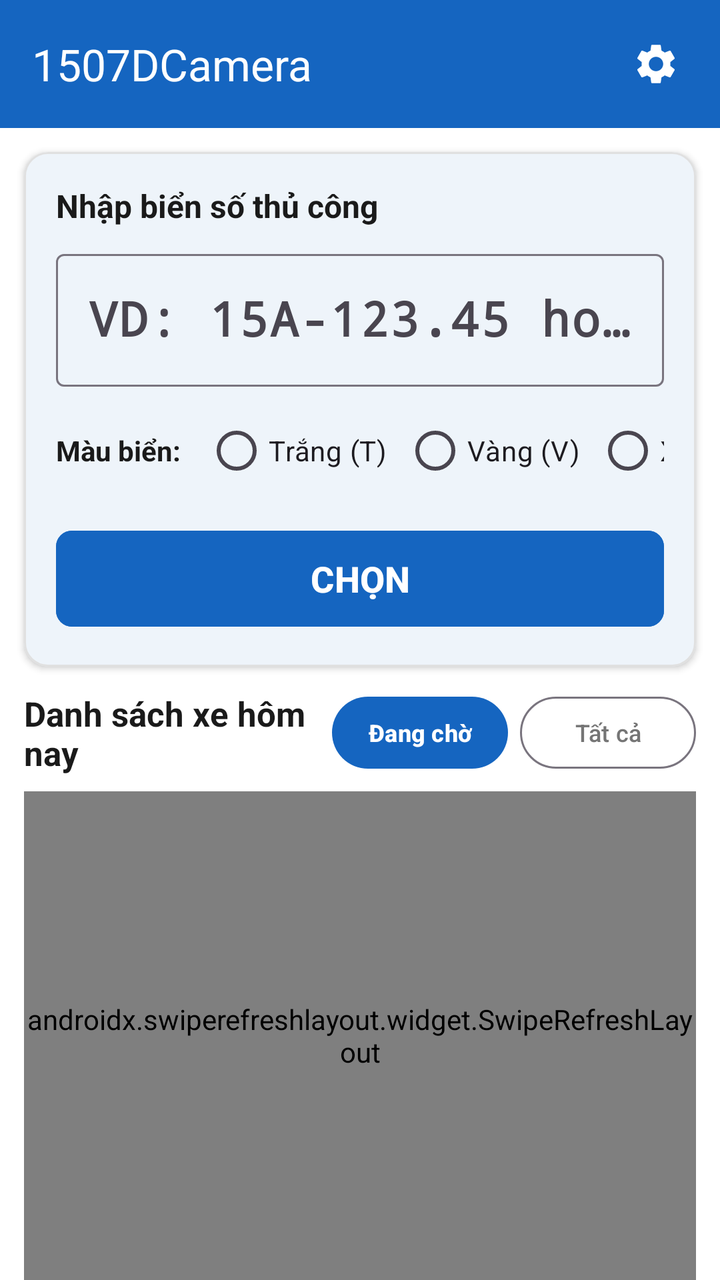
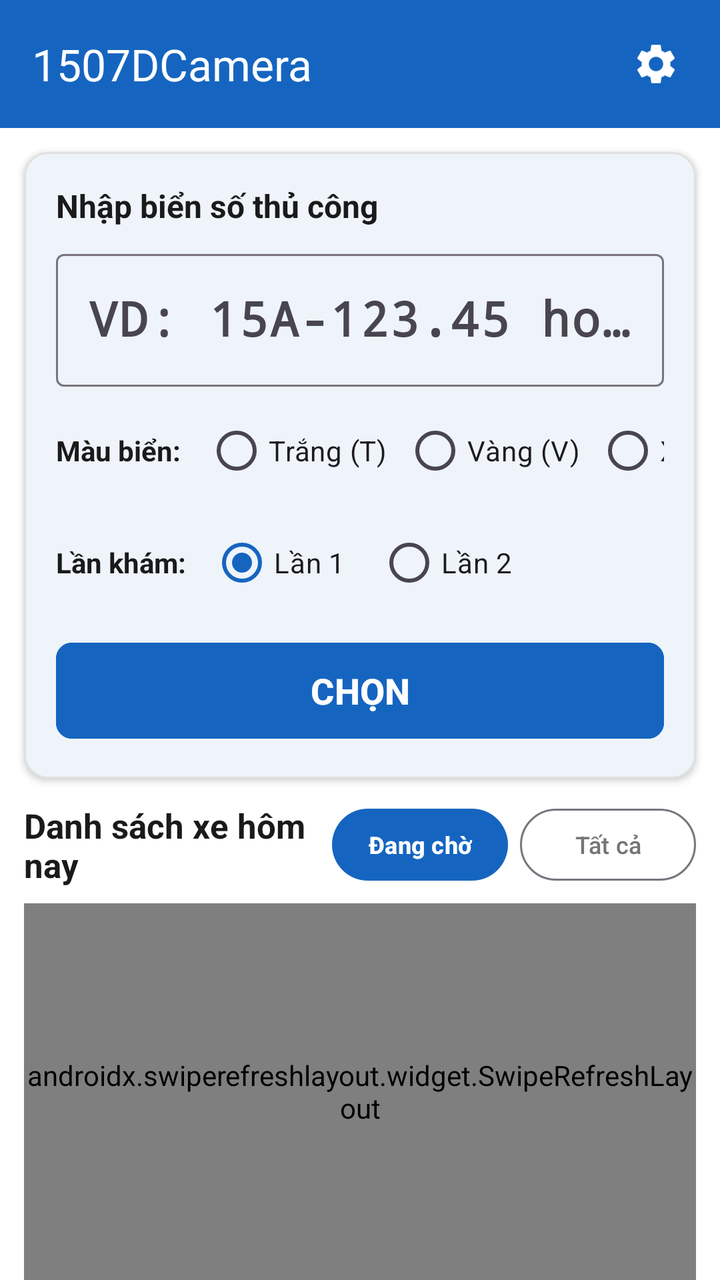

An Android layout rendered at two revisions. The XML below is the earlier revision; the diff shows what the commit changed to produce the second picture.
<!-- AndroidManifest.xml: application theme Theme.InspectionCamera -->
<!-- res/layout/activity_main.xml -->
<?xml version="1.0" encoding="utf-8"?>
<LinearLayout xmlns:android="http://schemas.android.com/apk/res/android"
    xmlns:app="http://schemas.android.com/apk/res-auto"
    android:layout_width="match_parent"
    android:layout_height="match_parent"
    android:orientation="vertical"
    android:background="@color/background">

    
    <com.google.android.material.appbar.MaterialToolbar
        android:id="@+id/toolbar"
        android:layout_width="match_parent"
        android:layout_height="wrap_content"
        android:background="@color/primary"
        app:title="@string/app_name"
        app:titleTextColor="@color/text_white">

        <ImageButton
            android:id="@+id/btn_settings"
            android:layout_width="48dp"
            android:layout_height="48dp"
            android:layout_gravity="end"
            android:layout_marginEnd="8dp"
            android:background="?attr/selectableItemBackgroundBorderless"
            android:contentDescription="@string/title_settings"
            android:src="@drawable/ic_settings"
            app:tint="@color/text_white" />

    </com.google.android.material.appbar.MaterialToolbar>

    
    <TextView
        android:id="@+id/tv_pending_banner"
        android:layout_width="match_parent"
        android:layout_height="wrap_content"
        android:background="@color/pending_bg"
        android:padding="12dp"
        android:textColor="@color/pending_text"
        android:textSize="14sp"
        android:textStyle="bold"
        android:gravity="center"
        android:visibility="gone" />

    
    <com.google.android.material.card.MaterialCardView
        android:layout_width="match_parent"
        android:layout_height="wrap_content"
        android:layout_margin="12dp"
        app:cardCornerRadius="12dp"
        app:cardElevation="2dp"
        app:strokeWidth="1dp"
        app:strokeColor="@color/divider">

        <LinearLayout
            android:layout_width="match_parent"
            android:layout_height="wrap_content"
            android:orientation="vertical"
            android:padding="16dp">

            <TextView
                android:layout_width="wrap_content"
                android:layout_height="wrap_content"
                android:text="@string/section_manual_plate"
                android:textColor="@color/text_primary"
                android:textSize="16sp"
                android:textStyle="bold" />

            
            <com.google.android.material.textfield.TextInputLayout
                android:id="@+id/til_plate"
                android:layout_width="match_parent"
                android:layout_height="wrap_content"
                android:layout_marginTop="8dp"
                android:hint="@string/hint_plate"
                style="@style/Widget.Material3.TextInputLayout.OutlinedBox">

                <com.google.android.material.textfield.TextInputEditText
                    android:id="@+id/et_plate"
                    android:layout_width="match_parent"
                    android:layout_height="wrap_content"
                    android:fontFamily="monospace"
                    android:textSize="24sp"
                    android:textStyle="bold"
                    android:textColor="@color/text_primary"
                    android:textAllCaps="true"
                    android:maxLines="1"
                    android:inputType="textCapCharacters" />

            </com.google.android.material.textfield.TextInputLayout>

            
            <LinearLayout
                android:layout_width="match_parent"
                android:layout_height="wrap_content"
                android:orientation="horizontal"
                android:gravity="center_vertical"
                android:layout_marginTop="8dp">

                <TextView
                    android:layout_width="wrap_content"
                    android:layout_height="wrap_content"
                    android:text="@string/plate_color_label"
                    android:textColor="@color/text_primary"
                    android:textSize="14sp"
                    android:textStyle="bold"
                    android:layout_marginEnd="12dp" />

                <HorizontalScrollView
                    android:layout_width="0dp"
                    android:layout_height="wrap_content"
                    android:layout_weight="1"
                    android:scrollbars="none">

                    <RadioGroup
                        android:id="@+id/rg_plate_color"
                        android:layout_width="wrap_content"
                        android:layout_height="wrap_content"
                        android:orientation="horizontal">

                        <RadioButton
                            android:id="@+id/rb_color_white"
                            android:layout_width="wrap_content"
                            android:layout_height="wrap_content"
                            android:text="@string/plate_white"
                            android:textSize="14sp" />

                        <RadioButton
                            android:id="@+id/rb_color_yellow"
                            android:layout_width="wrap_content"
                            android:layout_height="wrap_content"
                            android:text="@string/plate_yellow"
                            android:layout_marginStart="8dp"
                            android:textSize="14sp" />

                        <RadioButton
                            android:id="@+id/rb_color_blue"
                            android:layout_width="wrap_content"
                            android:layout_height="wrap_content"
                            android:text="@string/plate_blue"
                            android:layout_marginStart="8dp"
                            android:textSize="14sp" />

                        <RadioButton
                            android:id="@+id/rb_color_none"
                            android:layout_width="wrap_content"
                            android:layout_height="wrap_content"
                            android:text="@string/plate_none"
                            android:layout_marginStart="8dp"
                            android:textSize="14sp" />

                    </RadioGroup>

                </HorizontalScrollView>

            </LinearLayout>

            
            <com.google.android.material.button.MaterialButton
                android:id="@+id/btn_select_manual"
                android:layout_width="match_parent"
                android:layout_height="wrap_content"
                android:minHeight="56dp"
                android:layout_marginTop="12dp"
                android:text="@string/btn_select"
                android:textSize="18sp"
                android:textStyle="bold"
                android:backgroundTint="@color/primary"
                android:textColor="@color/text_white"
                app:cornerRadius="8dp" />

        </LinearLayout>

    </com.google.android.material.card.MaterialCardView>

    
    <LinearLayout
        android:id="@+id/layout_vehicle_list_container"
        android:layout_width="match_parent"
        android:layout_height="0dp"
        android:layout_weight="1"
        android:orientation="vertical"
        android:paddingHorizontal="12dp">

        <LinearLayout
            android:layout_width="match_parent"
            android:layout_height="wrap_content"
            android:gravity="center_vertical"
            android:orientation="horizontal"
            android:layout_marginBottom="8dp">

            <TextView
                android:id="@+id/tv_vehicle_list_title"
                android:layout_width="0dp"
                android:layout_height="wrap_content"
                android:layout_weight="1"
                android:text="@string/section_today_vehicles"
                android:textColor="@color/text_primary"
                android:textSize="17sp"
                android:textStyle="bold" />

            <com.google.android.material.button.MaterialButton
                android:id="@+id/btn_filter_waiting"
                android:layout_width="wrap_content"
                android:layout_height="36dp"
                android:insetTop="0dp"
                android:insetBottom="0dp"
                android:paddingHorizontal="10dp"
                android:text="Đang chờ"
                android:textSize="12sp"
                android:textStyle="bold"
                app:cornerRadius="18dp"
                android:textColor="@color/text_white"
                app:backgroundTint="@color/primary"
                android:layout_marginEnd="6dp" />

            <com.google.android.material.button.MaterialButton
                android:id="@+id/btn_filter_all"
                android:layout_width="wrap_content"
                android:layout_height="36dp"
                android:insetTop="0dp"
                android:insetBottom="0dp"
                android:paddingHorizontal="10dp"
                android:text="Tất cả"
                android:textSize="12sp"
                app:cornerRadius="18dp"
                android:textColor="@color/text_secondary"
                style="@style/Widget.Material3.Button.OutlinedButton" />

        </LinearLayout>

        <FrameLayout
            android:layout_width="match_parent"
            android:layout_height="match_parent">

            <androidx.swiperefreshlayout.widget.SwipeRefreshLayout
                android:id="@+id/swipe_refresh"
                android:layout_width="match_parent"
                android:layout_height="match_parent">

                <androidx.recyclerview.widget.RecyclerView
                    android:id="@+id/rv_vehicles"
                    android:layout_width="match_parent"
                    android:layout_height="match_parent"
                    android:clipToPadding="false"
                    android:paddingBottom="16dp" />

            </androidx.swiperefreshlayout.widget.SwipeRefreshLayout>

            <ProgressBar
                android:id="@+id/pb_loading"
                android:layout_width="wrap_content"
                android:layout_height="wrap_content"
                android:layout_gravity="center"
                android:visibility="gone" />

            <TextView
                android:id="@+id/tv_empty"
                android:layout_width="match_parent"
                android:layout_height="wrap_content"
                android:layout_gravity="center"
                android:gravity="center"
                android:padding="24dp"
                android:text="@string/empty_vehicle_list"
                android:textColor="@color/text_secondary"
                android:textSize="16sp"
                android:visibility="gone" />

        </FrameLayout>

    </LinearLayout>

</LinearLayout>
<!-- resources referenced by this layout -->
<resources>
  <color name="background">#FFFFFF</color>
  <color name="divider">#E0E0E0</color>
  <color name="pending_bg">#FFF3E0</color>
  <color name="pending_text">#E65100</color>
  <color name="primary">#1565C0</color>
  <color name="text_primary">#1A1A1A</color>
  <color name="text_secondary">#757575</color>
  <color name="text_white">#FFFFFF</color>
  <!-- drawable ic_settings (drawable) -->
  <vector xmlns:android="http://schemas.android.com/apk/res/android"
      android:width="24dp"
      android:height="24dp"
      android:viewportWidth="24"
      android:viewportHeight="24">
    <path
        android:fillColor="@color/text_primary"
        android:pathData="M19.14,12.94c0.04,-0.3 0.06,-0.61 0.06,-0.94c0,-0.32 -0.02,-0.64 -0.07,-0.94l2.03,-1.58c0.18,-0.14 0.23,-0.41 0.12,-0.61l-1.92,-3.32c-0.12,-0.22 -0.37,-0.29 -0.59,-0.22l-2.39,0.96c-0.5,-0.38 -1.03,-0.7 -1.62,-0.94L14.4,2.81c-0.04,-0.24 -0.24,-0.41 -0.48,-0.41h-3.84c-0.24,0 -0.43,0.17 -0.47,0.41L9.25,5.35C8.66,5.59 8.12,5.92 7.63,6.29L5.24,5.33c-0.22,-0.08 -0.47,0 -0.59,0.22L2.74,8.87c-0.12,0.21 -0.08,0.47 0.12,0.61l2.03,1.58C4.84,11.36 4.8,11.69 4.8,12s0.02,0.64 0.07,0.94l-2.03,1.58c-0.18,0.14 -0.23,0.41 -0.12,0.61l1.92,3.32c0.12,0.22 0.37,0.29 0.59,0.22l2.39,-0.96c0.5,0.38 1.03,0.7 1.62,0.94l0.36,2.54c0.05,0.24 0.24,0.41 0.48,0.41h3.84c0.24,0 0.44,-0.17 0.47,-0.41l0.36,-2.54c0.59,-0.24 1.13,-0.56 1.62,-0.94l2.39,0.96c0.22,0.08 0.47,0 0.59,-0.22l1.92,-3.32c0.12,-0.22 0.07,-0.47 -0.12,-0.61L19.14,12.94zM12,15.6c-1.98,0 -3.6,-1.62 -3.6,-3.6s1.62,-3.6 3.6,-3.6s3.6,1.62 3.6,3.6S13.98,15.6 12,15.6z"/>
  </vector>
  <string name="app_name">1507DCamera</string>
  <string name="btn_select">CHỌN</string>
  <string name="empty_vehicle_list">Không có xe nào hoặc không kết nối được máy chủ</string>
  <string name="hint_plate">VD: 15A-123.45 hoặc 15A12345</string>
  <string name="plate_blue">Xanh (X)</string>
  <string name="plate_color_label">Màu biển:</string>
  <string name="plate_none">Biển cũ / Không màu</string>
  <string name="plate_white">Trắng (T)</string>
  <string name="plate_yellow">Vàng (V)</string>
  <string name="section_manual_plate">Nhập biển số thủ công</string>
  <string name="section_today_vehicles">Danh sách xe hôm nay</string>
  <string name="title_settings">Cài đặt ứng dụng</string>
  <style name="Theme.InspectionCamera" parent="Theme.Material3.Light.NoActionBar">
          
          <item name="colorPrimary">@color/primary</item>
          <item name="colorOnPrimary">@color/on_primary</item>
          <item name="colorPrimaryContainer">@color/primary_container</item>
          <item name="colorOnPrimaryContainer">@color/on_primary_container</item>
  
          
          <item name="android:windowBackground">@color/background</item>
          <item name="colorSurface">@color/surface</item>
          <item name="colorOnSurface">@color/text_primary</item>
          <item name="colorSurfaceVariant">@color/surface_variant</item>
          <item name="colorOnSurfaceVariant">@color/on_surface_variant</item>
  
          
          <item name="android:statusBarColor">@color/primary</item>
          <item name="android:windowLightStatusBar">false</item>
          <item name="android:navigationBarColor">@color/background</item>
          <item name="android:windowLightNavigationBar">true</item>
  
          
          <item name="android:textColorPrimary">@color/text_primary</item>
          <item name="android:textColorSecondary">@color/text_secondary</item>
      </style>
  <color name="on_primary">#FFFFFF</color>
  <color name="primary_container">#D0E4FF</color>
  <color name="on_primary_container">#001D36</color>
  <color name="surface">#FFFFFF</color>
  <color name="surface_variant">#F5F5F5</color>
  <color name="on_surface_variant">#49454F</color>
</resources>

<!-- the commit's change to res/layout/activity_main.xml (unified diff, before → after) -->
@@ -151,6 +151,49 @@
                     </RadioGroup>
 
                 </HorizontalScrollView>
+
+            </LinearLayout>
+
+            
+            <LinearLayout
+                android:layout_width="match_parent"
+                android:layout_height="wrap_content"
+                android:orientation="horizontal"
+                android:gravity="center_vertical"
+                android:layout_marginTop="8dp">
+
+                <TextView
+                    android:layout_width="wrap_content"
+                    android:layout_height="wrap_content"
+                    android:text="Lần khám:"
+                    android:textColor="@color/text_primary"
+                    android:textSize="14sp"
+                    android:textStyle="bold"
+                    android:layout_marginEnd="12dp" />
+
+                <RadioGroup
+                    android:id="@+id/rg_lan_kd"
+                    android:layout_width="wrap_content"
+                    android:layout_height="wrap_content"
+                    android:orientation="horizontal">
+
+                    <RadioButton
+                        android:id="@+id/rb_lan_1"
+                        android:layout_width="wrap_content"
+                        android:layout_height="wrap_content"
+                        android:checked="true"
+                        android:text="Lần 1"
+                        android:textSize="14sp" />
+
+                    <RadioButton
+                        android:id="@+id/rb_lan_2"
+                        android:layout_width="wrap_content"
+                        android:layout_height="wrap_content"
+                        android:text="Lần 2"
+                        android:layout_marginStart="16dp"
+                        android:textSize="14sp" />
+
+                </RadioGroup>
 
             </LinearLayout>
 
